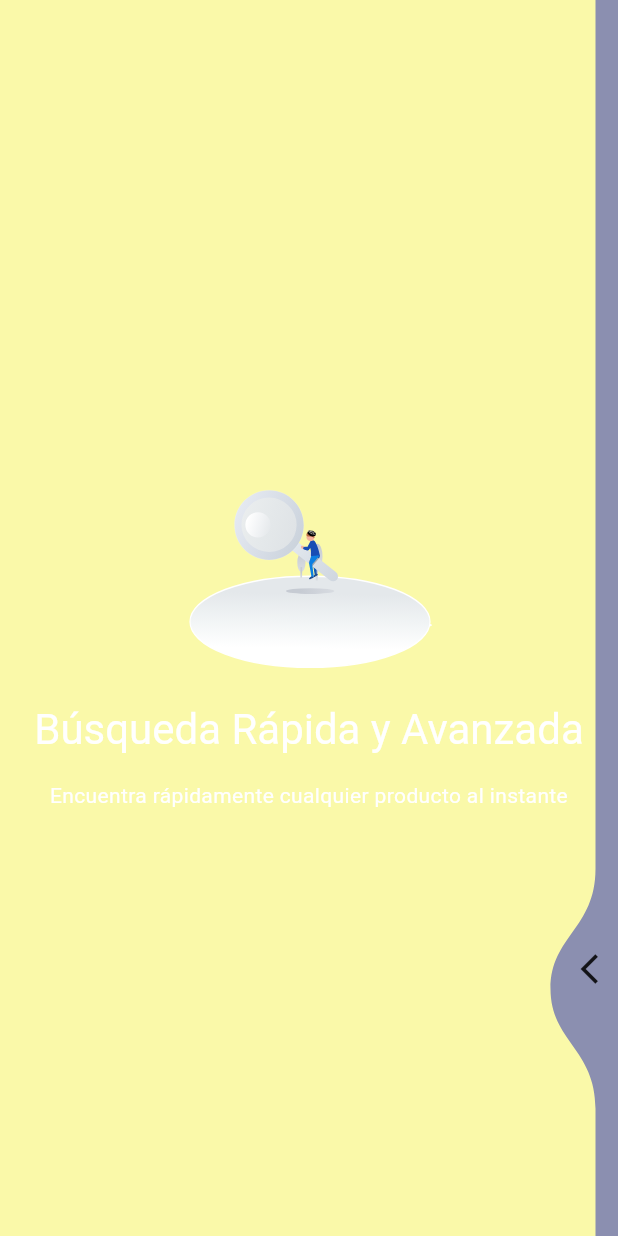
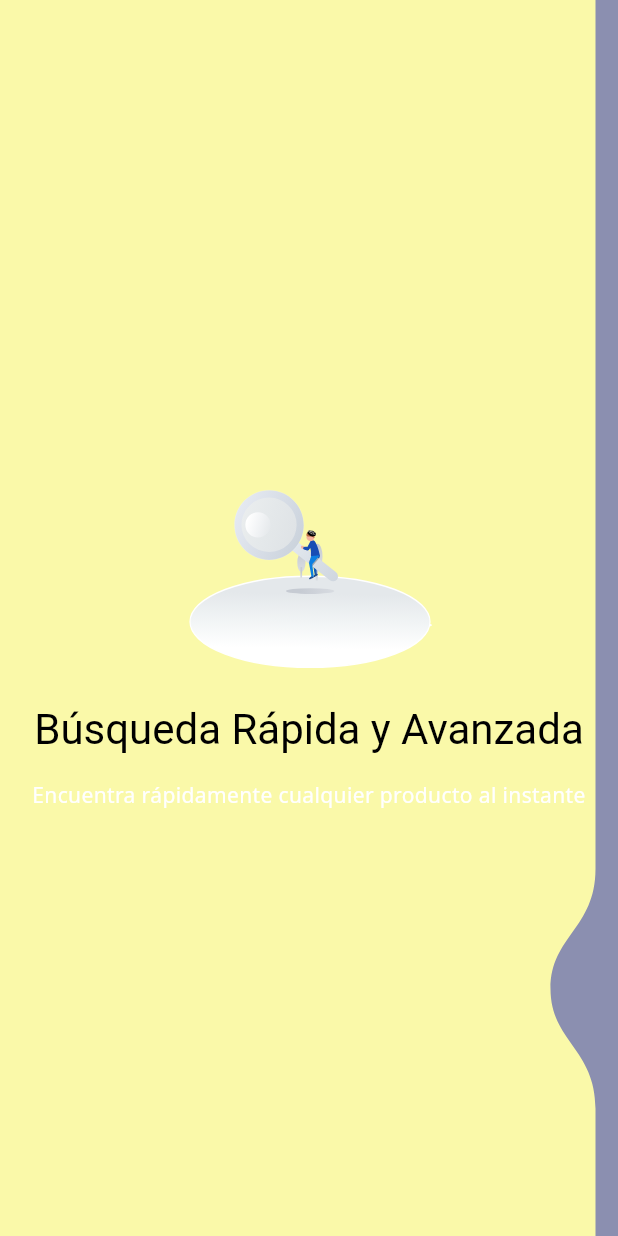
Before and after one commit to ISC-UPA/2024-3-ISC06-01-Sistema-de-Inventario, a Flutter app: the screen it shows after launch, swiped to page 4, on a phone screen of 412 x 824 dp. Run offline on Flutter 3.47's test engine with Material 3 defaults, Android fonts, the light colour scheme and no system bars; drawn by our look-alikes of liquid_swipe; our stand-ins replace google_fonts, lottie, shared_preferences; missing offline and left inert: dartdap; Roboto replaces fonts that are missing (Modak); project files that could hold a hidden picture were left out.

Commit message:
Se aplicaron nuevos estilos

```diff
--- a/frontend/assets/intro_data/intro.json
+++ b/frontend/assets/intro_data/intro.json
@@ -3,37 +3,49 @@
       "title": "Bienvenido a STOCK MASTER",
       "image": "assets/lottie/welcome.json",
       "description": "Administra tu inventario de manera eficiente y en tiempo real",
-      "color" : "#87afbb"
+      "color": "#87afbb",
+      "titleColor": "#FFFFFF",
+      "subColor": "#000000"
     },
     {
-      "title": "Gestión de Stock ",
+      "title": "Gestión de Stock",
       "image": "assets/lottie/stock.json",
       "description": "Controla tus existencias. Obtén notificaciones cuando el inventario esté bajo",
-      "color" : "#ffe5ba"
+      "color": "#ffe5ba",
+      "titleColor": "#000000",
+      "subColor": "#FFFFFF"
     },
     {
       "title": "Alertas por Correo Electrónico",
       "image": "assets/lottie/email.json",
       "description": "Mantente informado sobre el estado de tus existencias mediante correo electronico",
-      "color" : "#c8dcbe"
+      "color": "#c8dcbe",
+      "titleColor": "#000000",
+      "subColor": "#FFFFFF"
     },
     {
       "title": "Búsqueda Rápida y Avanzada",
       "image": "assets/lottie/search.json",
       "description": "Encuentra rápidamente cualquier producto al instante",
-      "color" : "#FAF9A9"
+      "color": "#FAF9A9",
+      "titleColor": "#000000",
+      "subColor": "#FFFFFF"
     },
     {
       "title": "Generacion de Reportes",
       "image": "assets/lottie/report.json",
       "description": "Genera reportes de inventario para una correcta administracion",
-      "color" : "#8b8fb0"
+      "color": "#8b8fb0",
+      "titleColor": "#FFFFFF",
+      "subColor": "#000000"
     },
     {
       "title": "Tu Inventario, a un Clic de Distancia",
       "image": "assets/lottie/start.json",
       "description": "Inicia sesión para empezar hoy mismo",
       "isLast": true,
-      "color" : "#15788c"
+      "color": "#15788c",
+      "titleColor": "#FFFFFF",
+      "subColor": "#000000"
     }
-  ]
+]
--- a/frontend/lib/classes/intro_data.dart
+++ b/frontend/lib/classes/intro_data.dart
@@ -5,7 +5,9 @@ class IntroData {
   final String lottie;
   final String description;
   final bool isLast;
-  final Color color; // Cambiar el tipo a Color
+  final Color color;
+  final Color titleColor;
+  final Color subColor;
 
   IntroData({
     required this.title,
@@ -13,7 +15,11 @@ class IntroData {
     required this.description,
     this.isLast = false,
     required String color,
-  }) : color = _parseColor(color); // Asignar el valor a color utilizando el método _parseColor
+    required String titleColor,
+    required String subColor,
+  })  : color = _parseColor(color),
+        titleColor = _parseColor(titleColor),
+        subColor = _parseColor(subColor);
 
   factory IntroData.fromJson(Map<String, dynamic> json) {
     return IntroData(
@@ -21,13 +27,15 @@ class IntroData {
       lottie: json['image'],
       description: json['description'],
       isLast: json['isLast'] ?? false,
-      color: json['color'] ?? '#FFFFFF', // Agregar color y proporcionar un valor predeterminado
+      color: json['color'] ?? '#FFFFFF',
+      titleColor: json['titleColor'] ?? '#000000',
+      subColor: json['subColor'] ?? '#000000',
     );
   }
 
   // Método para convertir el string en un Color
   static Color _parseColor(String color) {
-    color = color.replaceAll('#', ''); // Eliminar el símbolo # si está presente
-    return Color(int.parse('0xFF$color')); // Añadir el prefijo 0xFF para la opacidad
+    color = color.replaceAll('#', '');
+    return Color(int.parse('0xFF$color'));
   }
 }
--- a/frontend/lib/pages/swipe_intro.dart
+++ b/frontend/lib/pages/swipe_intro.dart
@@ -39,9 +39,9 @@ class SwipeIntroPage extends StatelessWidget {
           enableLoop: false,
           positionSlideIcon: 0.8,
           waveType: WaveType.liquidReveal,
-          slideIconWidget: const Icon(Icons.arrow_back_ios),
+          slideIconWidget: const SizedBox(height: 30, width: 30,),
           enableSideReveal: true,
-          ignoreUserGestureWhileAnimating: true,
+          ignoreUserGestureWhileAnimating: false,
           preferDragFromRevealedArea: true,
         );
       },
--- a/frontend/lib/responsive/desktop/swipe_intro.dart
+++ b/frontend/lib/responsive/desktop/swipe_intro.dart
@@ -1,22 +1,25 @@
 import 'package:flutter/material.dart';
 import 'package:lottie/lottie.dart';
 import 'package:frontend/classes/intro_data.dart';
+import 'package:google_fonts/google_fonts.dart';
 
 Widget buildDesktopBody(BuildContext context, IntroData pageData) {
   return Center(
-    child: SizedBox(
+    child: Container(
       width: 600,
       child: Column(
         mainAxisAlignment: MainAxisAlignment.center,
         children: [
           // Animación Lottie
-          Lottie.asset(pageData.lottie, width: 600, height: 600),
+          Lottie.asset(pageData.lottie, width: 200, height: 200),
 
           // Título
           Text(
             pageData.title,
-            style: Theme.of(context).textTheme.headlineMedium?.copyWith(color: Colors.white) ??
-                   const TextStyle(fontSize: 24, color: Colors.white), // Estilo por defecto si headlineMedium es null
+            style: GoogleFonts.modak(
+              textStyle: Theme.of(context).textTheme.headlineMedium?.copyWith(color: pageData.titleColor) ??
+                         TextStyle(fontSize: 24, color: pageData.titleColor), // Estilo por defecto si headlineMedium es null
+            ),
           ),
 
           // Descripción
@@ -25,7 +28,9 @@ Widget buildDesktopBody(BuildContext context, IntroData pageData) {
             child: Text(
               pageData.description,
               textAlign: TextAlign.center,
-              style: const TextStyle(color: Colors.white),
+              style: GoogleFonts.notoSans(
+                textStyle: TextStyle(color: pageData.subColor),
+              ),
             ),
           ),
 
@@ -40,7 +45,7 @@ Widget buildDesktopBody(BuildContext context, IntroData pageData) {
                   child: const Text("Iniciar sesión"),
                 ),
                 CheckboxListTile(
-                  title: const Text("Mostrar de nuevo", style: TextStyle(color: Colors.white)),
+                  title: Text("Mostrar de nuevo", style: GoogleFonts.modak(textStyle: TextStyle(color: pageData.subColor))),
                   value: true, // Aquí puedes conectar esto a preferencias con SharedPreferences
                   onChanged: (bool? value) {
                     // lógica para guardar preferencia
--- a/frontend/lib/responsive/mobile/swipe_intro.dart
+++ b/frontend/lib/responsive/mobile/swipe_intro.dart
@@ -1,6 +1,7 @@
 import 'package:flutter/material.dart';
 import 'package:lottie/lottie.dart';
 import 'package:frontend/classes/intro_data.dart';
+import 'package:google_fonts/google_fonts.dart';
 
 Widget buildMobileBody(BuildContext context, IntroData pageData) {
   return Center(
@@ -13,8 +14,10 @@ Widget buildMobileBody(BuildContext context, IntroData pageData) {
         // Título
         Text(
           pageData.title,
-          style: Theme.of(context).textTheme.headlineMedium?.copyWith(color: Colors.white) ??
-                 const TextStyle(fontSize: 24, color: Colors.white), // Estilo por defecto si headlineMedium es null
+          style: GoogleFonts.modak(
+            textStyle: Theme.of(context).textTheme.headlineMedium?.copyWith(color: pageData.titleColor) ??
+                       TextStyle(fontSize: 24, color: pageData.titleColor), // Estilo por defecto si headlineMedium es null
+          ),
         ),
 
         // Descripción
@@ -23,7 +26,9 @@ Widget buildMobileBody(BuildContext context, IntroData pageData) {
           child: Text(
             pageData.description,
             textAlign: TextAlign.center,
-            style: const TextStyle(color: Colors.white),
+            style: GoogleFonts.notoSans(
+              textStyle: TextStyle(color: pageData.subColor),
+            ),
           ),
         ),
 
@@ -38,7 +43,7 @@ Widget buildMobileBody(BuildContext context, IntroData pageData) {
                 child: const Text("Iniciar sesión"),
               ),
               CheckboxListTile(
-                title: const Text("Mostrar de nuevo", style: TextStyle(color: Colors.white)),
+                title: Text("Mostrar de nuevo", style: GoogleFonts.notoSans(textStyle: TextStyle(color: pageData.subColor))),
                 value: true, // Aquí puedes conectar esto a preferencias con SharedPreferences
                 onChanged: (bool? value) {
                   // lógica para guardar preferencia
--- a/frontend/pubspec.yaml
+++ b/frontend/pubspec.yaml
@@ -32,11 +32,12 @@ dependencies:
   dartdap: ^0.7.5
   flutter:
     sdk: flutter
+  google_fonts: ^6.2.1
+  liquid_swipe: ^3.1.0
   logging: ^1.2.0
   lottie: ^3.1.2
   provider: ^6.1.2
   shared_preferences: ^2.3.2
-  liquid_swipe: ^3.1.0
 
 dev_dependencies:
   flutter_lints: ^4.0.0
```
Also changed, not shown: frontend/pubspec.lock, 1 other file.
